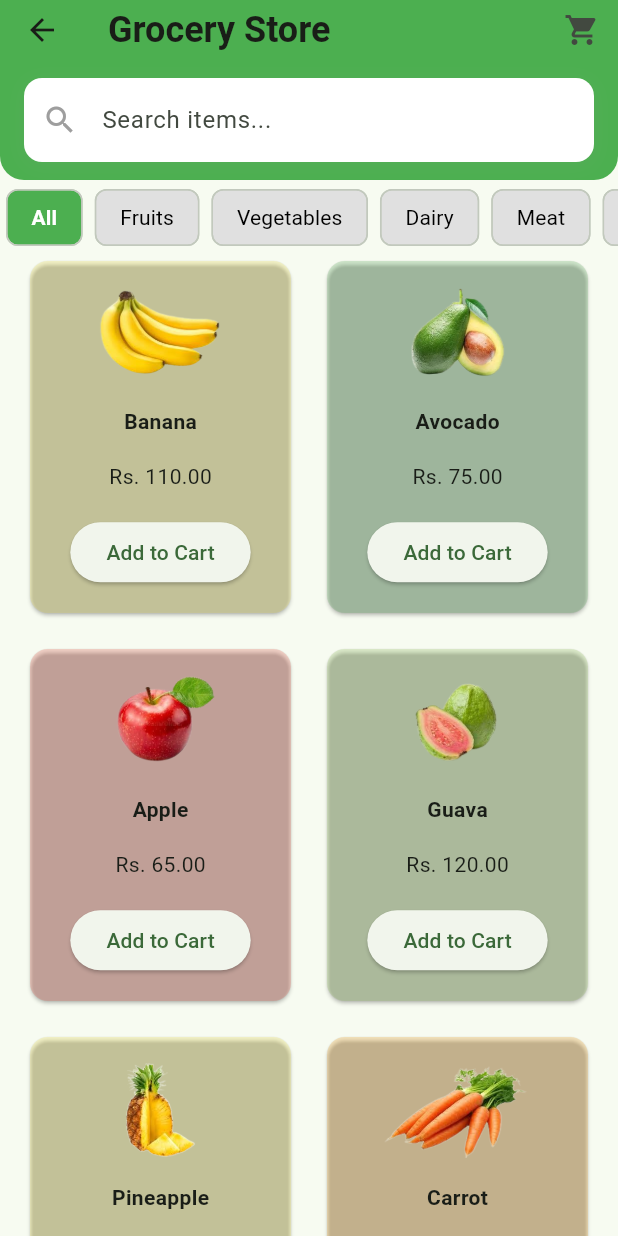
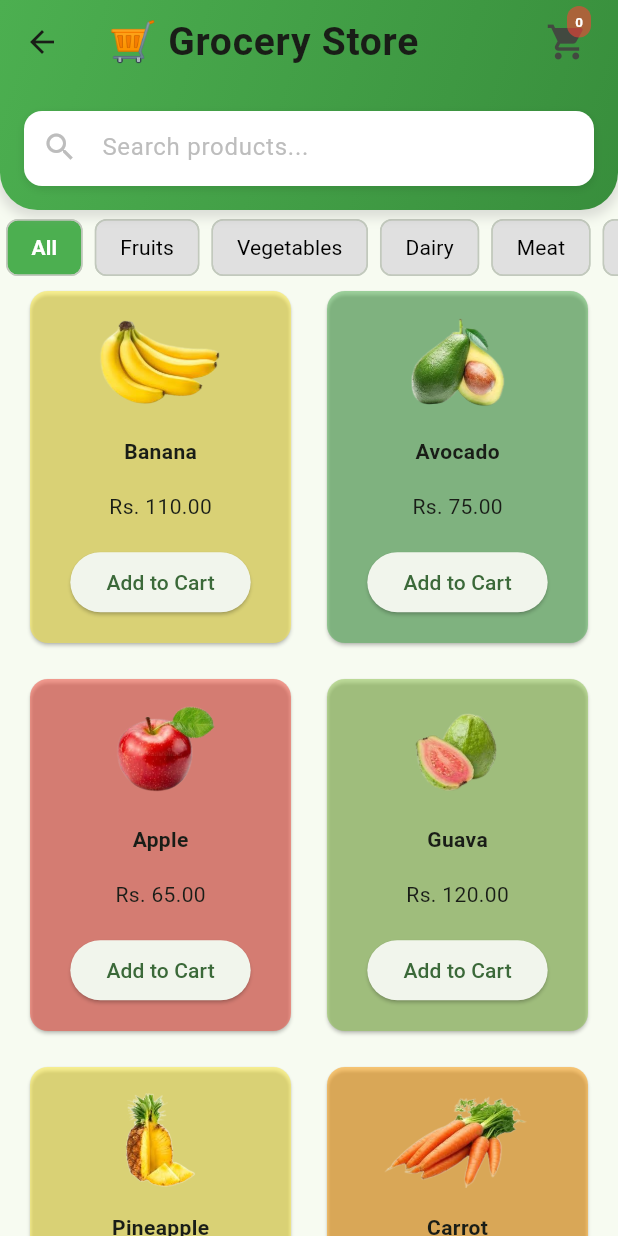
Before and after one commit to dilinid/GroceryStore, a Flutter app: the HomePage screen opened by its route, on a phone screen of 412 x 824 dp. Run offline on Flutter 3.47's test engine with Material 3 defaults, Android fonts, the phone set to English and light mode, and no system bars; our stand-ins replace google_fonts.

Commit message:
Update project configuration, enhance UI, and add total item count feature

```diff
--- a/lib/components/grocery_item_tile.dart
+++ b/lib/components/grocery_item_tile.dart
@@ -19,7 +19,7 @@ class GroceryItemTile extends StatelessWidget {
   @override
   Widget build(BuildContext context) {
     return Card(
-      color: color.withOpacity(0.2),
+      color: color.withOpacity(0.5),
       child: Column(
         mainAxisAlignment: MainAxisAlignment.spaceEvenly,
         children: [
--- a/lib/model/cart_model.dart
+++ b/lib/model/cart_model.dart
@@ -27,6 +27,14 @@ class CartModel extends ChangeNotifier {
 
   List<GroceryItem> get shopItems => _shopItems;
   List<GroceryItem> get cartItems => _cartItems;
+
+  int getTotalItemCount() {
+    int total = 0;
+    for (var item in _cartItems) {
+      total += item.quantity;
+    }
+    return total;
+  }
 
   void addItemToCart(int index) {
     var item = _shopItems[index];
--- a/lib/pages/home_page.dart
+++ b/lib/pages/home_page.dart
@@ -18,57 +18,111 @@ class _HomePageState extends State<HomePage> {
   Widget build(BuildContext context) {
     return Scaffold(
       appBar: PreferredSize(
-        preferredSize: const Size.fromHeight(120),
-        child: AppBar(
-          backgroundColor: Colors.green,
-          elevation: 0,
-          shape: const RoundedRectangleBorder(
-            borderRadius: BorderRadius.only(
-              bottomLeft: Radius.circular(16),
-              bottomRight: Radius.circular(16),
+        preferredSize: const Size.fromHeight(140),
+        child: Container(
+          decoration: BoxDecoration(
+            gradient: LinearGradient(
+              begin: Alignment.topLeft,
+              end: Alignment.bottomRight,
+              colors: [
+                Colors.green.shade500,
+                Colors.green.shade700,
+              ],
+            ),
+            boxShadow: [
+              BoxShadow(
+                color: Colors.grey.withOpacity(0.3),
+                spreadRadius: 2,
+                blurRadius: 5,
+                offset: const Offset(0, 3),
+              ),
+            ],
+            borderRadius: const BorderRadius.only(
+              bottomLeft: Radius.circular(25),
+              bottomRight: Radius.circular(25),
             ),
           ),
+          child: AppBar(
+            backgroundColor: Colors.transparent,
+            elevation: 0,
             title: const Text(
-            'Grocery Store',
-            style: TextStyle(fontSize: 24, fontWeight: FontWeight.bold),
+              '🛒 Grocery Store',
+              style: TextStyle(
+                fontSize: 26,
+                fontWeight: FontWeight.bold,
+                letterSpacing: 0.5,
+              ),
             ),
             actions: [
+              Stack(
+                children: [
                   IconButton(
-              icon: const Icon(Icons.shopping_cart),
+                    icon: const Icon(Icons.shopping_cart, size: 28),
                     onPressed: () {
                       Navigator.pushNamed(context, '/cart');
                     },
                   ),
+                  Positioned(
+                    right: 8,
+                    top: 0,
+                    child: Container(
+                      padding: const EdgeInsets.all(4),
+                      decoration: BoxDecoration(
+                        color: Colors.red.withOpacity(0.6),
+                        borderRadius: BorderRadius.circular(10),
+                      ),
+                      constraints: const BoxConstraints(
+                        minWidth: 16,
+                        minHeight: 10,
+                      ),
+                      child: Consumer<CartModel>(
+                        builder: (context, cartModel, child) {
+                          return Text(
+                            '${cartModel.getTotalItemCount()}',
+                            style: const TextStyle(
+                              color: Colors.white,
+                              fontSize: 9,
+                              fontWeight: FontWeight.bold,
+                            ),
+                            textAlign: TextAlign.center,
+                          );
+                        },
+                      ),
+                    ),
+                  ),
+                ],
+              ),
+              const SizedBox(width: 10),
             ],
             bottom: PreferredSize(
-            preferredSize: const Size.fromHeight(60),
+              preferredSize: const Size.fromHeight(70),
               child: Padding(
-              padding: const EdgeInsets.symmetric(horizontal: 16, vertical: 12),
-              child: Center(
+                padding:
+                    const EdgeInsets.symmetric(horizontal: 16, vertical: 16),
                 child: Container(
+                  height: 50,
                   decoration: BoxDecoration(
                     color: Colors.white,
                     borderRadius: BorderRadius.circular(12),
                     boxShadow: [
                       BoxShadow(
-                        color: Colors.grey.withOpacity(0.1),
-                        blurRadius: 10,
+                        color: Colors.black.withOpacity(0.1),
+                        blurRadius: 4,
                         offset: const Offset(0, 2),
                       ),
                     ],
                   ),
                   child: TextField(
-                    onChanged: (value) {
-                      setState(() {
-                        _searchQuery = value;
-                      });
-                    },
-                    decoration: const InputDecoration(
-                      prefixIcon: Icon(Icons.search, color: Colors.grey),
-                      hintText: 'Search items...',
+                    decoration: InputDecoration(
+                      hintText: 'Search products...',
+                      hintStyle: TextStyle(color: Colors.grey.shade400),
+                      prefixIcon:
+                          Icon(Icons.search, color: Colors.grey.shade400),
                       border: InputBorder.none,
-                      contentPadding: EdgeInsets.symmetric(
-                          horizontal: 16, vertical: 16),
+                      contentPadding: const EdgeInsets.symmetric(
+                        horizontal: 16,
+                        vertical: 12,
+                      ),
                     ),
                   ),
                 ),
@@ -88,13 +142,6 @@ class _HomePageState extends State<HomePage> {
                 item.name.toLowerCase().contains(_searchQuery.toLowerCase());
             return matchesCategory && matchesSearchQuery;
           }).toList();
-
-          cart.shopItems.forEach((item) {
-            print('Item: ${item.name}, Category: "${item.category}"');
-          });
-          print('Selected Category: $_selectedCategory');
-          print(
-              'Filtered Items: ${filteredItems.map((item) => item.name).toList()}');
 
           return Column(
             children: [
```
Lines whose indentation alone changed are shown as unchanged.
